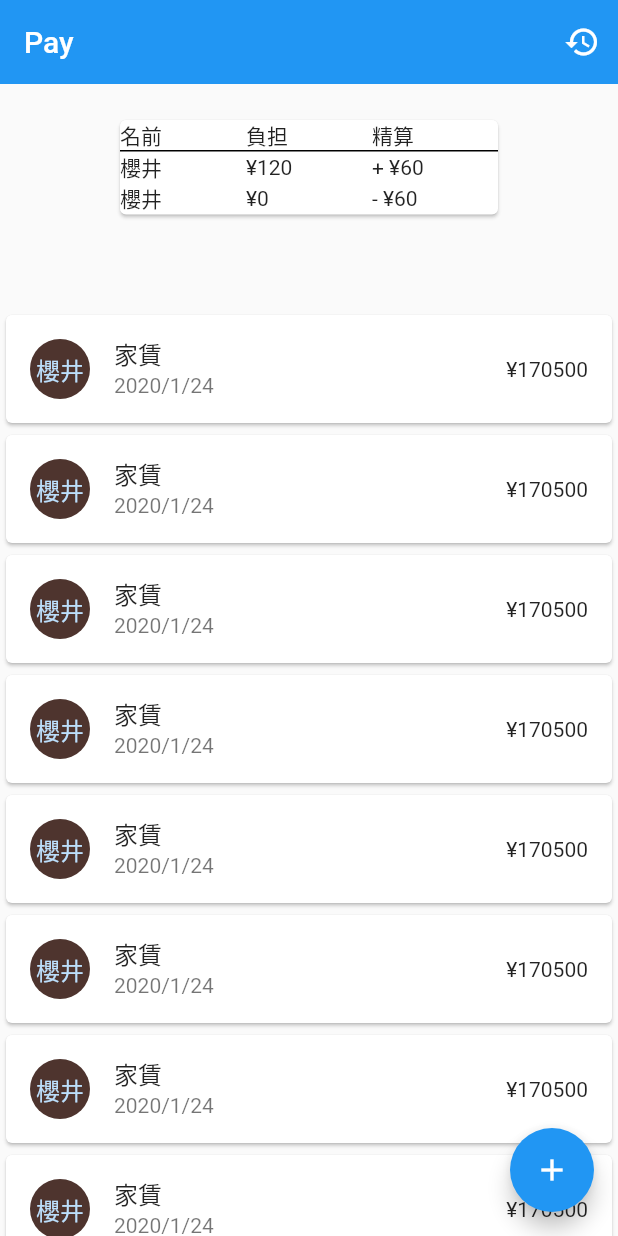
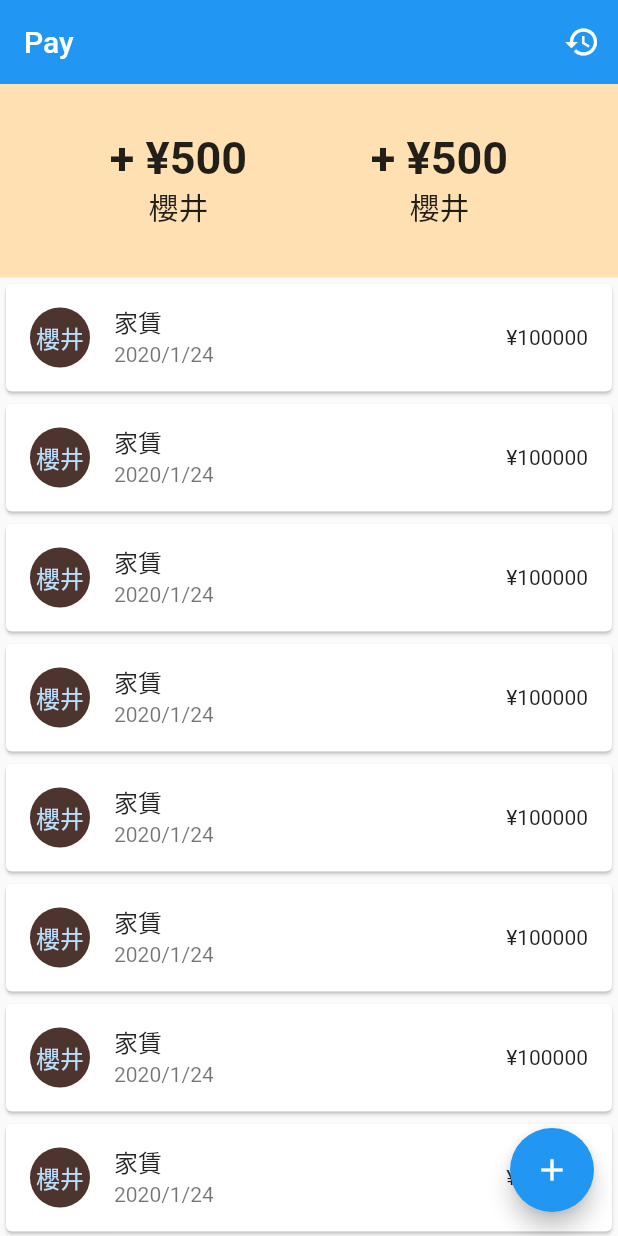
Before and after one commit to shibadog39/refactor-room-sharing-flutter, a Flutter app: the screen it shows after launch, on a phone screen of 412 x 824 dp. Run offline on Flutter 3.47's test engine with Material 2 defaults, Android fonts, the phone set to English and light mode, and no system bars.

Commit message:
誰がいくら払えばいいかの部分のレイアウトを作成する

```diff
--- a/lib/main.dart
+++ b/lib/main.dart
@@ -6,68 +6,105 @@ class MyApp extends StatelessWidget {
   // This widget is the root of your application.
   @override
   Widget build(BuildContext context) {
-    final results = Container(
-        padding: EdgeInsets.all(20),
-        child: Card(
-          child: Table(
-            defaultVerticalAlignment: TableCellVerticalAlignment.middle,
-            children: [
-              TableRow(
-                  decoration: new BoxDecoration(
-                      border: new Border(
-                          bottom: BorderSide(
-                              width: 1.0, color: Color(0xFFFF000000)))),
-                  children: [
-                    Text('名前'),
-                    Text('負担'),
-                    Text('精算'),
-                  ]),
-              TableRow(children: [
-                Text('櫻井'),
-                Text('¥120'),
-                Text('+ ¥60'),
-              ]),
-              TableRow(children: [
-                Text('櫻井'),
-                Text('¥0'),
-                Text('- ¥60'),
-              ]),
-            ],
+//    final results = Container(
+//        padding: EdgeInsets.all(20),
+//        child: Card(
+//          child: Table(
+//            defaultVerticalAlignment: TableCellVerticalAlignment.middle,
+//            children: [
+//              TableRow(
+//                  decoration: new BoxDecoration(
+//                      border: new Border(
+//                          bottom: BorderSide(
+//                              width: 1.0, color: Color(0xFFFF000000)))),
+//                  children: [
+//                    Text('名前'),
+//                    Text('負担'),
+//                    Text('精算'),
+//                  ]),
+//              TableRow(children: [
+//                Text('櫻井'),
+//                Text('¥120'),
+//                Text('+ ¥60'),
+//              ]),
+//              TableRow(children: [
+//                Text('尾花'),
+//                Text('¥0'),
+//                Text('- ¥60'),
+//              ]),
+//            ],
+//          ),
+//        ));
+//
+//    final resultTable = Center(
+//        child: Container(
+//      height: 150,
+//      child: Row(
+//        crossAxisAlignment: CrossAxisAlignment.start,
+//        mainAxisAlignment: MainAxisAlignment.center,
+//        children: [
+//          Container(
+//            width: 300,
+//            child: Container(
+//              child: Column(
+//                children: [results],
+//              ),
+//            ),
+//          ),
+//        ],
+//      ),
+//    ));
+
+    Widget titleSection = Container(
+      padding: const EdgeInsets.all(32),
+      color: Colors.orange[100],
+      child: Row(
+        children: [
+          Expanded(
+            child: Center(
+              child: Column(
+                children: [
+                  Text(
+                    '+ ¥500',
+                    style: TextStyle(
+                      fontSize: 30,
+                      fontWeight: FontWeight.bold,
+                    ),
+                  ),
+                  Text(
+                    '櫻井',
+                    style: TextStyle(
+                      fontSize: 20,
+                    ),
+                  ),
+                ],
+              ),
+            ),
           ),
-        ));
-
-    final resultTable = Center(
-        child: Container(
-      height: 150,
-      child: Row(
-        crossAxisAlignment: CrossAxisAlignment.start,
-        mainAxisAlignment: MainAxisAlignment.center,
-        children: [
-          Container(
-            width: 300,
-            child: Container(
+          Expanded(
+            child: Center(
               child: Column(
-                children: [results],
+                children: [
+                  Text(
+                    '+ ¥500',
+                    style: TextStyle(
+                      fontSize: 30,
+                      fontWeight: FontWeight.bold,
+                    ),
+                  ),
+                  Text(
+                    '櫻井',
+                    style: TextStyle(
+                      fontSize: 20,
+                    ),
+                  ),
+                ],
               ),
             ),
           ),
         ],
       ),
-    ));
-
-//    Widget listItem(Color color, String title) => Container(
-//          height: 50.0,
-//          child: Center(
-//              child: Column(
-//            children: [
-//              Row(
-//                children: [
-//
-//                ],
-//              )
-//            ],
-//          )),
-//        );
+    );
 
     Widget listItem(Color color, String title) => Card(
           child: ListTile(
@@ -77,7 +114,7 @@ class MyApp extends StatelessWidget {
             ),
             title: Text('家賃'),
             subtitle: Text('2020/1/24'),
-            trailing: Text('¥170500'),
+            trailing: Text('¥100000'),
           ),
         );
 
@@ -89,7 +126,7 @@ class MyApp extends StatelessWidget {
       home: Scaffold(
         body: CustomScrollView(slivers: [
           _MyAppBar(),
-          SliverToBoxAdapter(child: resultTable),
+          SliverToBoxAdapter(child: titleSection),
           SliverList(
             delegate: SliverChildBuilderDelegate((context, index) {
               return listItem(Colors.green[400], "Sliver List item: $index");
```
